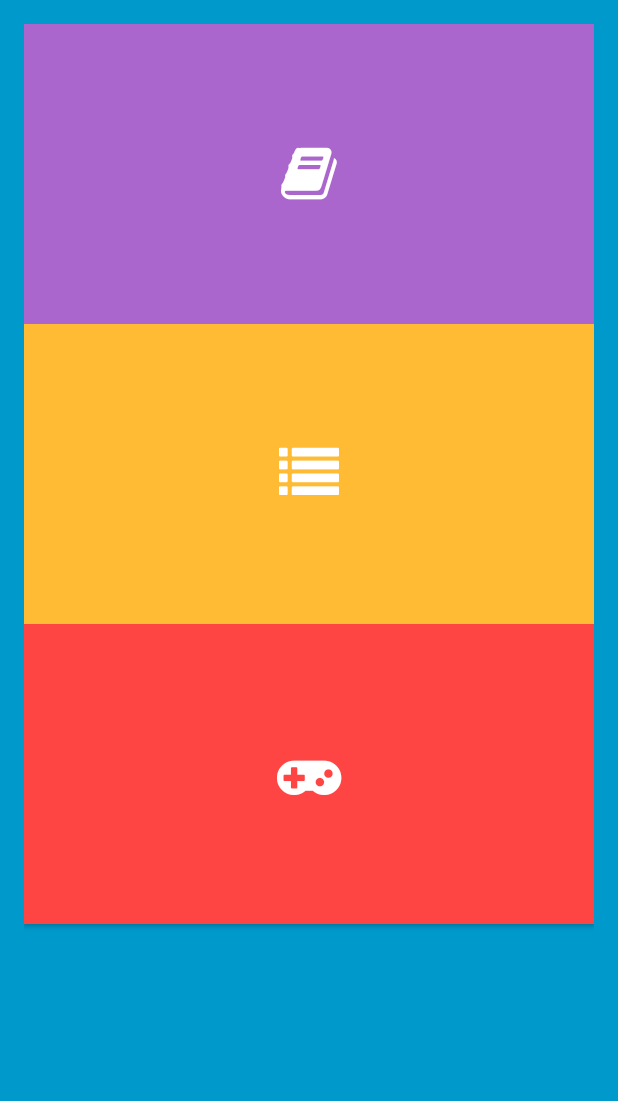
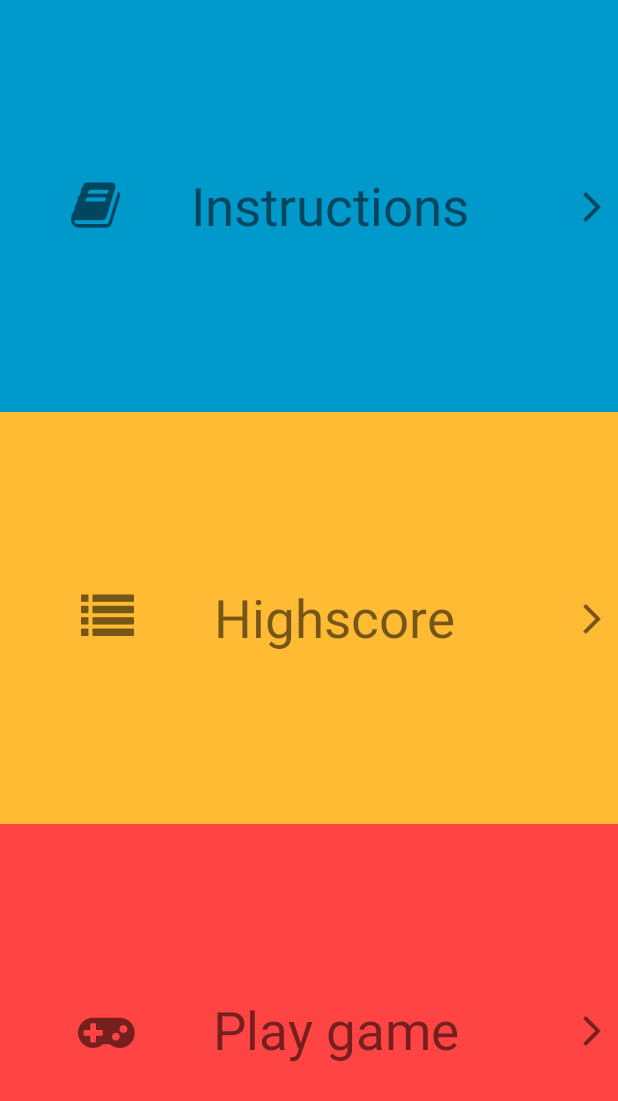
Before and after one commit to SteffeKeff/QuiZity, an Android app: the screen it shows after launch (MenuActivity), on a phone screen of 412 x 824 dp. Shown: the top 1101 px of the screen. Run offline under Robolectric (Android 15) with nearby library versions, the phone set to English and light mode, and no system bars; Roboto replaces fonts that are not available here.

Commit message:
Changed the main menu style

```diff
--- a/app/src/main/java/se/keff/android/quizity/menu/MenuActivity.java
+++ b/app/src/main/java/se/keff/android/quizity/menu/MenuActivity.java
@@ -1,16 +1,12 @@
 package se.keff.android.quizity.menu;
 
 import android.content.Intent;
-import android.graphics.Typeface;
 import android.media.MediaPlayer;
 import android.os.Bundle;
 import android.support.v7.app.ActionBarActivity;
-import android.util.Log;
 import android.view.View;
 import android.view.animation.Animation;
 import android.view.animation.AnimationUtils;
-import android.webkit.WebView;
-import android.widget.Button;
 import android.widget.TextView;
 
 import se.keff.android.quizity.highscore.HighscoreActivity;
@@ -18,62 +14,37 @@ import se.keff.android.quizity.R;
 import se.keff.android.quizity.game.GameActivity;
 import se.keff.android.quizity.instructions.InstructionsActivity;
 
-public final class MenuActivity extends ActionBarActivity {
-
+public final class MenuActivity extends ActionBarActivity
+{
 
     @Override
-    protected void onCreate(Bundle savedInstanceState) {
+    protected void onCreate(Bundle savedInstanceState)
+    {
         super.onCreate(savedInstanceState);
         setContentView(R.layout.main_layout);
         MediaPlayer pl = MediaPlayer.create(this, R.raw.game);
         pl.start();
 
-        //Typeface tp = Typeface.createFromAsset(getAssets(), "fonts/orange.ttf");
-        //final Button but = (Button) findViewById(R.id.buttonInstructions);
-        //but.setTypeface(tp);
-
-               if (savedInstanceState == null) {
+        if (savedInstanceState == null)
+        {
             getSupportFragmentManager().beginTransaction()
                     .add(R.id.container, new MenuFragment())
                     .commit();
+        }
+    }
 
-        }
-
-
-    }
     public void playGame(View view)
     {
-        final Animation animAlpha = AnimationUtils.loadAnimation(this,R.anim.anim_alpha);
+        final Animation animAlpha = AnimationUtils.loadAnimation(this, R.anim.anim_alpha);
         view.startAnimation(animAlpha);
         Intent intent = new Intent(this, GameActivity.class);
         startActivity(intent);
     }
 
-  /*  public void animButton(View view){
-
-        final Animation animAlpha = AnimationUtils.loadAnimation(this,R.anim.anim_alpha);
-        final Button button = (Button) findViewById(R.id.buttonHighscore);
-        view.startAnimation(animAlpha);
-    }
-    public void animButton2(View view){
-        final Animation animAlpha = AnimationUtils.loadAnimation(this,R.anim.anim_alpha);
-        final Button button = (Button) findViewById(R.id);
-        view.startAnimation(animAlpha);
-
-    }
-    public void animButton3(View view){
-        final Animation animAlpha = AnimationUtils.loadAnimation(this,R.anim.anim_alpha);
-        final Button button = (Button) findViewById(R.id.buttonHowTo);
-        view.startAnimation(animAlpha);
-
-    }*/
-
-
-
     public void showHighscore(View view)
     {
-        final Animation animAlpha = AnimationUtils.loadAnimation(this,R.anim.anim_alpha);
-        final Button button = (Button) findViewById(R.id.buttonHighscore);
+        final Animation animAlpha = AnimationUtils.loadAnimation(this, R.anim.anim_alpha);
+        //??final TextView button = (TextView) findViewById(R.id.buttonHighscore);
         view.startAnimation(animAlpha);
         Intent intent = new Intent(this, HighscoreActivity.class);
         startActivity(intent);
@@ -81,8 +52,8 @@ public final class MenuActivity extends ActionBarActivity {
 
     public void showInstructions(View view)
     {
-        final Animation animAlpha = AnimationUtils.loadAnimation(this,R.anim.anim_alpha);
-        final Button button = (Button) findViewById(R.id.buttonInstructions);
+        final Animation animAlpha = AnimationUtils.loadAnimation(this, R.anim.anim_alpha);
+        //??final TextView  button = (TextView) findViewById(R.id.buttonInstructions);
         view.startAnimation(animAlpha);
         Intent intent = new Intent(this, InstructionsActivity.class);
         startActivity(intent);
--- a/app/src/main/java/se/keff/android/quizity/menu/MenuFragment.java
+++ b/app/src/main/java/se/keff/android/quizity/menu/MenuFragment.java
@@ -1,17 +1,12 @@
 package se.keff.android.quizity.menu;
 
-import android.content.Context;
 import android.graphics.Typeface;
 import android.os.Bundle;
 import android.support.v4.app.Fragment;
 import android.view.LayoutInflater;
 import android.view.View;
 import android.view.ViewGroup;
-import android.widget.Button;
-import android.widget.ImageView;
-
-import com.koushikdutta.ion.Ion;
-
+import android.widget.TextView;
 import se.keff.android.quizity.R;
 
 public final class MenuFragment extends Fragment {
@@ -24,14 +19,20 @@ public final class MenuFragment extends Fragment {
                              Bundle savedInstanceState) {
         View rootView = inflater.inflate(R.layout.fragment_menu, container, false);
 
-        final  Typeface tp = Typeface.createFromAsset(getActivity().getAssets(), "fonts/fontawesome-webfont.ttf");
-        final Button button = (Button) rootView.findViewById(R.id.buttonPlay);
-        final Button button2 = (Button) rootView.findViewById(R.id.buttonInstructions);
-        final Button button3 = (Button) rootView.findViewById(R.id.buttonHighscore);
+        final Typeface tp = Typeface.createFromAsset(getActivity().getAssets(), "fonts/fontawesome-webfont.ttf");
+        final TextView buttonInstructions = (TextView) rootView.findViewById(R.id.buttonInstructions);
+        final TextView buttonHighscore = (TextView) rootView.findViewById(R.id.buttonHighscore);
+        final TextView buttonPlay = (TextView) rootView.findViewById(R.id.buttonPlay);
+        final TextView buttonRightAngle1 = (TextView) rootView.findViewById(R.id.arrow1);
+        final TextView buttonRightAngle2 = (TextView) rootView.findViewById(R.id.arrow2);
+        final TextView buttonRightAngle3 = (TextView) rootView.findViewById(R.id.arrow3);
 
-        button2.setTypeface(tp);
-        button3.setTypeface(tp);
-        button.setTypeface(tp);
+        buttonInstructions.setTypeface(tp);
+        buttonHighscore.setTypeface(tp);
+        buttonPlay.setTypeface(tp);
+        buttonRightAngle1.setTypeface(tp);
+        buttonRightAngle2.setTypeface(tp);
+        buttonRightAngle3.setTypeface(tp);
 
         return rootView;
     }
--- a/app/src/main/res/layout/fragment_menu.xml
+++ b/app/src/main/res/layout/fragment_menu.xml
@@ -1,65 +1,155 @@
-<RelativeLayout xmlns:android="http://schemas.android.com/apk/res/android"
-    xmlns:tools="http://schemas.android.com/tools"
-    android:layout_width="match_parent"
-    android:layout_height="match_parent"
-    android:paddingBottom="@dimen/activity_vertical_margin"
-    android:paddingLeft="@dimen/activity_horizontal_margin"
-    android:paddingRight="@dimen/activity_horizontal_margin"
-    android:paddingTop="@dimen/activity_vertical_margin"
-    tools:context=".MenuActivity$MenuFragment"
-    android:background="#0099CC"
-    >
+<LinearLayout xmlns:android="http://schemas.android.com/apk/res/android"
+              xmlns:tools="http://schemas.android.com/tools"
+              android:layout_width="match_parent"
+              android:layout_height="match_parent"
+              android:background="#ff569fcc"
+              android:orientation="vertical"
+              android:weightSum="3"
+              tools:context=".MenuActivity$MenuFragment">
+
+    <!-- Instructions Button-->
+    <LinearLayout
+        android:onClick="showInstructions"
+        android:layout_width="match_parent"
+        android:layout_height="0dp"
+        android:layout_weight="1"
+        android:background="#0099CC">
+
+        <TextView
+            android:id="@+id/buttonInstructions"
+            android:text="@string/fa_book"
+            android:textSize="35dp"
+            android:layout_width="wrap_content"
+            android:layout_height="match_parent"
+            android:layout_weight="1"
+            android:gravity="center_vertical|center_horizontal"
+            android:padding="0dp"/>
+        <TextView
+            android:text="@string/howTo"
+            android:textSize="35dp"
+            android:layout_width="wrap_content"
+            android:layout_height="match_parent"
+            android:gravity="center_vertical"
+            />
+        <TextView
+            android:id="@+id/arrow1"
+            android:text="@string/fa_angle_right"
+            android:textSize="35dp"
+            android:layout_width="wrap_content"
+            android:layout_height="match_parent"
+            android:gravity="center_vertical|right"
+            android:padding="10dp"
+            android:layout_weight="0.70"/>
+    </LinearLayout>
+
+    <!-- Highscore Button-->
+    <LinearLayout
+        android:onClick="showHighscore"
+        android:layout_width="match_parent"
+        android:layout_height="0dp"
+        android:layout_weight="1"
+        android:background="#FFBB33">
+
+        <TextView
+            android:id="@+id/buttonHighscore"
+            android:text="@string/fa_list"
+            android:textSize="35dp"
+            android:layout_width="wrap_content"
+            android:layout_height="match_parent"
+            android:layout_weight="1"
+            android:gravity="center_vertical|center_horizontal"
+            android:padding="0dp"/>
+        <TextView
+            android:text="@string/highscore"
+            android:textSize="35dp"
+            android:layout_width="wrap_content"
+            android:layout_height="match_parent"
+            android:gravity="center_vertical"
+            />
+        <TextView
+            android:id="@+id/arrow2"
+            android:text="@string/fa_angle_right"
+            android:textSize="35dp"
+            android:layout_width="wrap_content"
+            android:layout_height="match_parent"
+            android:gravity="center_vertical|right"
+            android:padding="10dp"
+            android:layout_weight="0.70"/>
+    </LinearLayout>
+
+    <!-- Play Button-->
+    <LinearLayout
+        android:onClick="playGame"
+        android:layout_width="match_parent"
+        android:layout_height="0dp"
+        android:layout_weight="1"
+        android:background="#FF4444">
+
+        <TextView
+            android:id="@+id/buttonPlay"
+            android:text="@string/fa_game"
+            android:textSize="35dp"
+            android:layout_width="wrap_content"
+            android:layout_height="match_parent"
+            android:layout_weight="1"
+            android:gravity="center_vertical|center_horizontal"
+            android:padding="0dp"/>
+        <TextView
+            android:text="@string/play"
+            android:textSize="35dp"
+            android:layout_width="wrap_content"
+            android:layout_height="match_parent"
+            android:gravity="center_vertical"
+            />
+        <TextView
+            android:id="@+id/arrow3"
+            android:text="@string/fa_angle_right"
+            android:textSize="35dp"
+            android:layout_width="wrap_content"
+            android:layout_height="match_parent"
+            android:gravity="center_vertical|right"
+            android:padding="10dp"
+            android:layout_weight="0.70"/>
+    </LinearLayout>
 
 
+</LinearLayout>
 
 
-    <Button
+    <!--
+<Button
         android:id="@+id/buttonInstructions"
-        android:layout_width="300dp"
-        android:layout_height="200dp"
+        android:layout_width="match_parent"
+        android:layout_height="0dp"
+        android:layout_weight="1"
+        android:background="#AA66CC"
+        android:onClick="showInstructions"
         android:text="@string/fa_book"
-        android:onClick="showInstructions"
+        android:textColor="#ffffff"
         android:textSize="40dp"
-        android:textColor="#ffffff"
-        android:background="#AA66CC"
-        android:layout_alignParentTop="true"
-        android:layout_alignParentLeft="true"
-        android:layout_alignParentStart="true"
-        android:layout_alignParentRight="true"
-        android:layout_alignParentEnd="true"
         />
-
 
     <Button
         android:id="@+id/buttonHighscore"
-        android:layout_width="300dp"
-        android:layout_height="200dp"
-        android:layout_below="@id/buttonInstructions"
+        android:layout_width="match_parent"
+        android:layout_height="0dp"
+        android:layout_weight="1"
         android:background="#FFBB33"
+        android:onClick="showHighscore"
         android:text="@string/fa_list"
-        android:onClick="showHighscore"
+        android:textColor="#ffffff"
         android:textSize="40dp"
-        android:textColor="#ffffff"
-        android:layout_alignParentRight="true"
-        android:layout_alignParentEnd="true"
-        android:layout_alignParentLeft="true"
-        android:layout_alignParentStart="true"/>
-
+        />
 
     <Button
         android:id="@+id/buttonPlay"
-        android:layout_width="300dp"
-        android:layout_height="200dp"
-        android:layout_below="@id/buttonHighscore"
+        android:layout_width="match_parent"
+        android:layout_height="0dp"
+        android:layout_weight="1"
+        android:background="#FF4444"
         android:onClick="playGame"
+        android:text="@string/fa_game"
+        android:textColor="#ffffff"
         android:textSize="40dp"
-        android:background="#FF4444"
-        android:textColor="#ffffff"
-        android:text="@string/fa_game"
-        android:layout_alignParentRight="true"
-        android:layout_alignParentEnd="true"
-        android:layout_alignParentLeft="true"
-        android:layout_alignParentStart="true"/>
-
-
-</RelativeLayout>
+        />
+    -->
--- a/app/src/main/res/values/strings.xml
+++ b/app/src/main/res/values/strings.xml
@@ -1,7 +1,8 @@
 <resources>
     <string name="fa_list">&#xf03a;</string>
     <string name="fa_game">&#xf11b;</string>
-    <string name= "fa_book">&#xf02d;</string>
+    <string name="fa_book">&#xf02d;</string>
+    <string name="fa_angle_right">&#xf105;</string>
     <string name="app_name">QuiZity</string>
     <string name="action_settings">Settings</string>
 
@@ -21,6 +22,6 @@
     <string name="total_time">Total time: 0</string>
     <string name="hs_name">Name: </string>
     <string name="hs_score">, score: </string>
-    <string name="instructions">A random cityname will show up. Click on the correct image as fast as possible.</string>
+    <string name="instructions">A random cityname will show up.\nClick on the correct image as fast as possible.</string>
 
 </resources>
```
Also changed, not shown: app/src/main/res/anim/anim_alpha.xml (+5 -5 lines), 3 other files.
